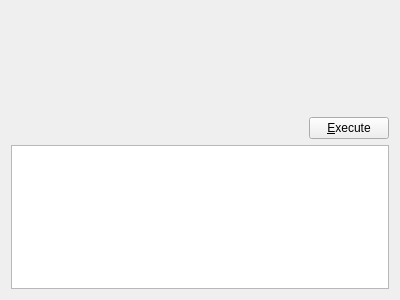
First picture: the form in QueryWidget.ui, repository mtorromeo/sqlantaresia, before the edit.
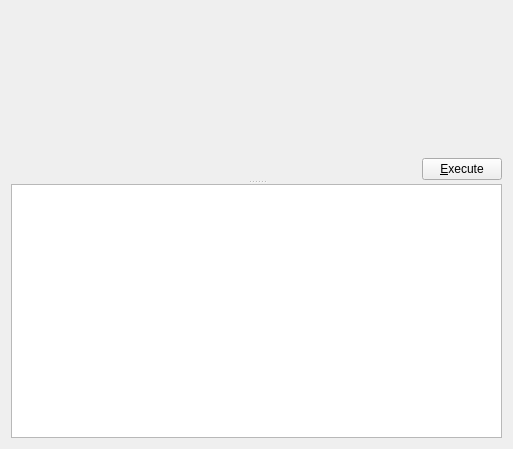
Second picture: the form after the edit. Icons and pictures are not drawn. Custom widgets are drawn as their Qt base class.

Commit message: Added splitter in query tab

```diff
--- a/QueryWidget.ui
+++ b/QueryWidget.ui
@@ -6,17 +6,22 @@
    <rect>
     <x>0</x>
     <y>0</y>
-    <width>400</width>
-    <height>300</height>
+    <width>513</width>
+    <height>449</height>
    </rect>
   </property>
   <property name="windowTitle">
    <string>Form</string>
   </property>
-  <layout class="QVBoxLayout" name="verticalLayout">
-   <item>
     <layout class="QVBoxLayout" name="verticalLayout_2">
      <item>
+    <widget class="QSplitter" name="splitter">
+     <property name="orientation">
+      <enum>Qt::Vertical</enum>
+     </property>
+     <widget class="QWidget" name="">
+      <layout class="QVBoxLayout" name="verticalLayout">
+       <item>
       <widget class="QsciScintilla" name="txtQuery">
        <property name="sizePolicy">
         <sizepolicy hsizetype="Expanding" vsizetype="Ignored">
@@ -80,9 +85,9 @@
       </layout>
      </item>
     </layout>
-   </item>
-   <item>
+     </widget>
     <widget class="QTableView" name="tableQueryResult"/>
+    </widget>
    </item>
   </layout>
  </widget>
```
Lines whose indentation alone changed are shown as unchanged.
